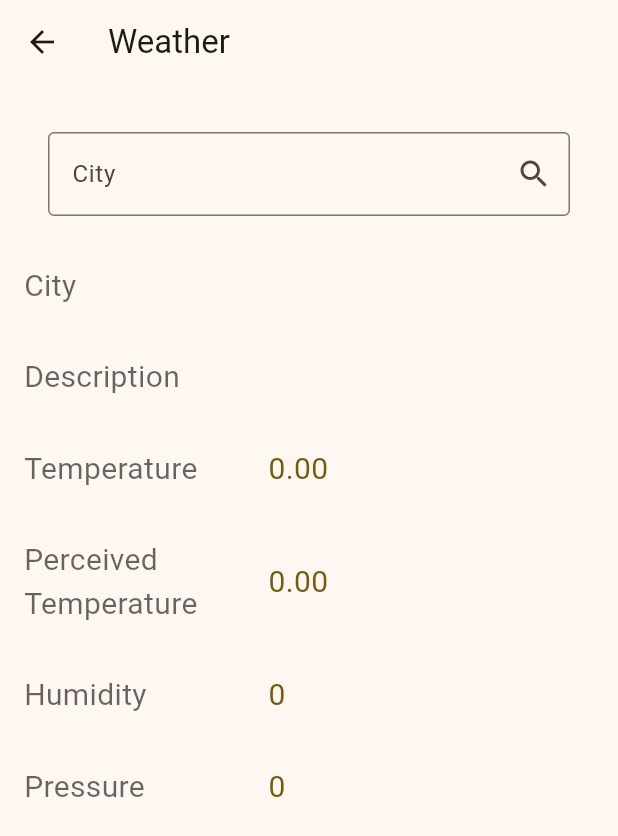
After one commit to olek93/globo_fitness_flutter_course, a Flutter app: the WeatherScreen screen opened by its route, on a phone screen of 412 x 824 dp. The commit adds this screen. Shown: the top 836 px of the screen. Run offline on Flutter 3.47's test engine with Material 3 defaults, Android fonts, the phone set to English and light mode, and no system bars.

Commit message:
added weather page

```diff
--- /dev/null
+++ b/lib/data/http_helper.dart
@@ -0,0 +1,23 @@
+import 'package:globo_fitness/data/wearher.dart';
+import 'package:http/http.dart' as http;
+import 'dart:convert';
+
+
+class HttpHelper{
+  // https://api.openweathermap.org/data/2.5/weather?q=Wroclaw&appid=f3b8ebcb30d85d45b4167d1e3f903ebd
+  final String authority = 'api.openweathermap.org';
+  final String path = '/data/2.5/weather';
+  final String apiKey = 'f3b8ebcb30d85d45b4167d1e3f903ebd';
+
+  Future<WeatherModel> getWeather(String city) async {
+    Map<String, dynamic> queryParameters = {
+      'q': city,
+      'appid': apiKey,
+    };
+    Uri uri = Uri.https(authority, path, queryParameters);
+    http.Response response = await http.get(uri);
+    Map<String, dynamic> data = jsonDecode(response.body);
+    WeatherModel weather = WeatherModel.fromJson(data);
+    return weather;
+  }
+}
--- /dev/null
+++ b/lib/data/wearher.dart
@@ -0,0 +1,84 @@
+class WeatherModel {
+  String cityName = '';
+  String description = '';
+  double temperature = 0.0;
+  double perceivedTemperature = 0.0;
+  int humidity = 0;
+  int pressure = 0;
+
+  WeatherModel(
+      {required this.cityName,
+      required this.description,
+      required this.temperature,
+      required this.perceivedTemperature,
+      required this.humidity,
+      required this.pressure});
+
+  WeatherModel.fromJson(Map<String, dynamic> weatherMap) {
+    if (weatherMap['cod'] != 200) {
+      cityName = 'Unknown';
+      description = weatherMap['message'] ?? 'Unknown';
+      temperature = 0.0;
+      perceivedTemperature = 0.0;
+      humidity = 0;
+      pressure = 0;
+    } else {
+      _parseWeatherMap(weatherMap);
+    }
+  }
+
+  void _parseWeatherMap(Map<String, dynamic> weatherMap) {
+    cityName = _getWeatherMapValueOrUnknown(
+        weatherMap, 'name');
+    description = _getWeatherMapValueOrUnknown(
+        weatherMap,
+        'weather',
+        (weatherData) =>
+            weatherData.isNotEmpty ? weatherData[0]['description'] : null);
+    temperature = _getWeatherMapValueOrZero(
+        weatherMap, 'main', (mainData) => mainData['temp'] - 273.15);
+    perceivedTemperature = _getWeatherMapValueOrZero(
+        weatherMap, 'main', (mainData) => mainData['feels_like'] - 273.15);
+    humidity = _getWeatherMapValueOrZero(
+        weatherMap, 'main', (mainData) => mainData['humidity']);
+    pressure = _getWeatherMapValueOrZero(
+        weatherMap, 'main', (mainData) => mainData['pressure']);
+  }
+
+  dynamic _getWeatherMapValueOrUnknown(
+      Map<String, dynamic> weatherMap, String key,
+      [String Function(dynamic)? transformFunction]) {
+    // Check if the key exists and has a non-null value
+    if (weatherMap[key] != null) {
+      // If a transform function is provided, use it
+      if (transformFunction != null) {
+        return transformFunction(weatherMap[key]);
+      } else {
+        // If no transform function is provided, return the value directly
+        // This assumes the value is a String or can be treated as such
+        return weatherMap[key];
+      }
+    } else {
+      // Return 'Unknown' if the key doesn't exist or the value is null
+      return 'Unknown';
+    }
+  }
+
+  dynamic _getWeatherMapValueOrZero(Map<String, dynamic> weatherMap, String key,
+      [num Function(dynamic)? transformFunction]) {
+    // Check if the key exists and has a non-null value
+    if (weatherMap[key] != null) {
+      // If a transform function is provided, use it
+      if (transformFunction != null) {
+        return transformFunction(weatherMap[key]);
+      } else {
+        // If no transform function is provided, return the value directly
+        // This assumes the value is a String or can be treated as such
+        return weatherMap[key];
+      }
+    } else {
+      // Return 'Unknown' if the key doesn't exist or the value is null
+      return 0;
+    }
+  }
+}
--- a/lib/main.dart
+++ b/lib/main.dart
@@ -1,6 +1,7 @@
 import 'package:flutter/material.dart';
 import 'package:globo_fitness/screens/bmi_screen.dart';
 import 'package:globo_fitness/screens/intro_screen.dart';
+import 'package:globo_fitness/screens/weather_screen.dart';
 import 'package:globo_fitness/shared/singleton_tools/route_observer.dart';
 
 void main() => runApp(const GlobeApp());
@@ -16,6 +17,7 @@ class GlobeApp extends StatelessWidget {
         routes: {
           "/": (context) => const IntroScreen(),
           "/bmi": (context) => const BmiScreen(),
+          "/weather": (context) => const WeatherScreen(),
         },
         initialRoute: "/",
     );
--- a/lib/screens/bmi_screen.dart
+++ b/lib/screens/bmi_screen.dart
@@ -27,7 +27,6 @@ class _BmiScreenState extends State<BmiScreen> {
 
   @override
   void initState() {
-    // TODO: implement initState
     isSelected = [isMetric, isImperial];
     super.initState();
   }
--- /dev/null
+++ b/lib/screens/weather_screen.dart
@@ -0,0 +1,90 @@
+import 'package:flutter/material.dart';
+import 'package:globo_fitness/data/http_helper.dart';
+import 'package:globo_fitness/data/wearher.dart';
+
+class WeatherScreen extends StatefulWidget {
+  const WeatherScreen({super.key});
+
+  @override
+  State<WeatherScreen> createState() => _WeatherScreenState();
+}
+
+class _WeatherScreenState extends State<WeatherScreen> {
+  final TextEditingController _cityNameTxtController = TextEditingController();
+  WeatherModel response = WeatherModel(
+    cityName: "",
+    description: "",
+    temperature: 0,
+    perceivedTemperature: 0,
+    humidity: 0,
+    pressure: 0,
+  );
+
+  @override
+  Widget build(BuildContext context) {
+    return Scaffold(
+        appBar: AppBar(
+          title: const Text('Weather'),
+        ),
+        body: Padding(
+            padding: const EdgeInsets.all(16),
+            child: ListView(
+              children: [
+                Padding(
+                  padding: const EdgeInsets.all(16),
+                  child: TextField(
+                    controller: _cityNameTxtController,
+                    decoration: InputDecoration(
+                        labelText: 'City',
+                        hintText: 'Enter city name',
+                        border: const OutlineInputBorder(),
+                        suffixIcon: IconButton(
+                            onPressed: getData,
+                            icon: const Icon(Icons.search))),
+                  ),
+                ),
+                weatherRow('City', response.cityName),
+                weatherRow('Description', response.description),
+                weatherRow('Temperature', response.temperature.toStringAsFixed(2)),
+                weatherRow('Perceived Temperature',
+                    response.perceivedTemperature.toStringAsFixed(2)),
+                weatherRow('Humidity', response.humidity.toString()),
+                weatherRow('Pressure', response.pressure.toString()),
+              ],
+            )));
+  }
+
+  void getData() async {
+    HttpHelper helper = HttpHelper();
+    var res = await helper.getWeather(_cityNameTxtController.text);
+    setState(() {
+      response = res;
+    });
+  }
+
+  Widget weatherRow(String label, String value) {
+    return Padding(
+      padding: const EdgeInsets.symmetric(vertical: 16),
+      child: Row(
+        children: [
+          Expanded(
+            flex: 3,
+            child: Text(
+              label,
+              style:
+                  TextStyle(fontSize: 20.0, color: Theme.of(context).hintColor),
+            ),
+          ),
+          Expanded(
+            flex: 4,
+            child: Text(
+              value,
+              style: TextStyle(
+                  fontSize: 20.0, color: Theme.of(context).primaryColor),
+            ),
+          )
+        ],
+      ),
+    );
+  }
+}
```
Also changed, not shown: lib/shared/ui/bottom_picker.dart (+10 -9 lines), pubspec.lock.
